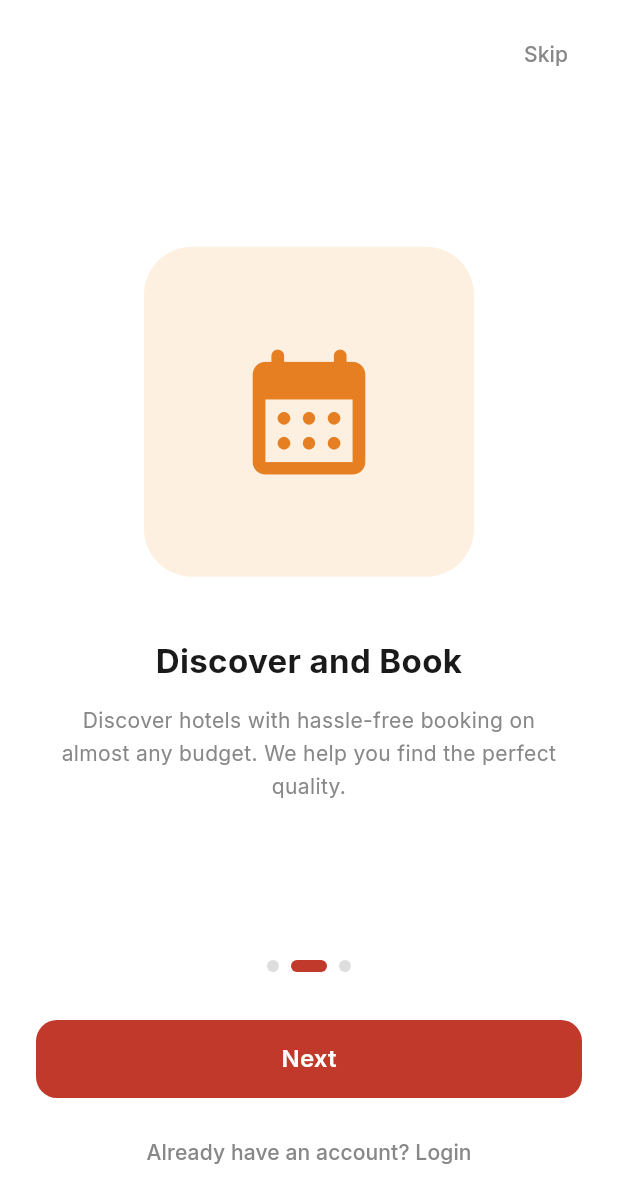
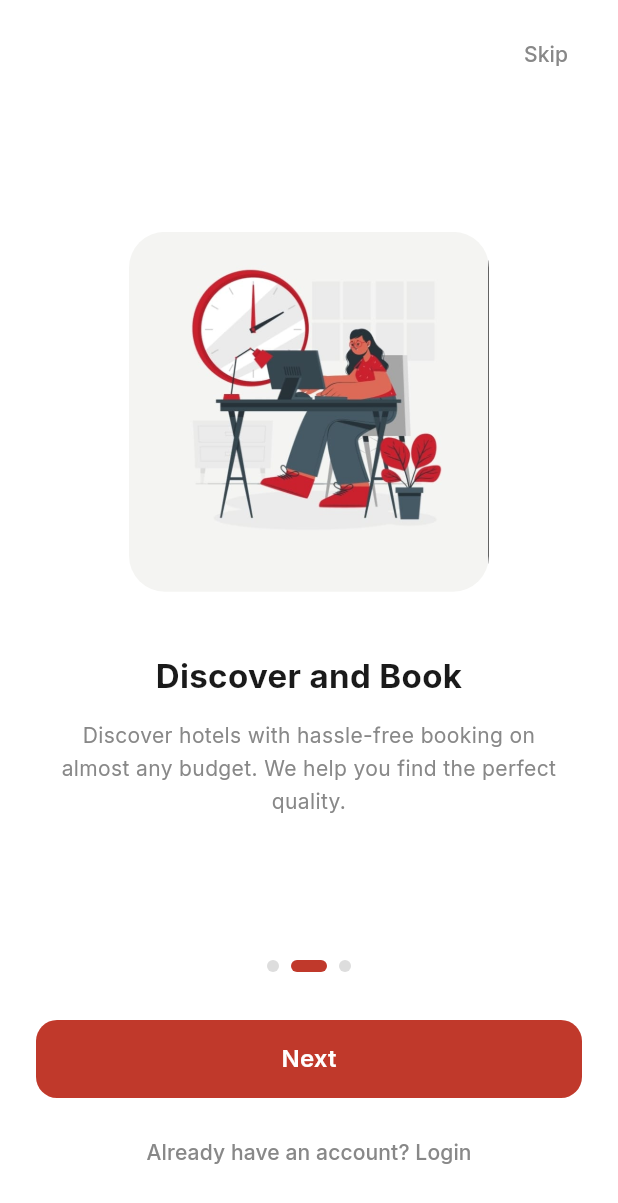
Before and after one commit to Rahul-yaan/Flutter_Andrio, a Flutter app: the screen it shows after launch, swiped to page 2, on a phone screen of 412 x 824 dp. Shown: the top 1203 px of the screen. Run offline on Flutter 3.47's test engine with Material 3 defaults, Android fonts, the phone set to English and light mode, and no system bars; drawn by our look-alikes of smooth_page_indicator; our stand-ins replace firebase_auth, firebase_core, flutter_dotenv, geolocator, google_fonts, google_maps_flutter and 3 more; missing offline and left inert: razorpay_flutter; accounts and stored records are empty.

Commit message:
Update splash screen image assets

```diff
--- a/lib/pages/splash_page.dart
+++ b/lib/pages/splash_page.dart
@@ -15,25 +15,19 @@ class _SplashPageState extends State<SplashPage> {
 
   final List<Map<String, dynamic>> _pages = [
     {
-      'icon': Icons.search_rounded,
-      'color': const Color(0xFF5B8DEF),
-      'bg': const Color(0xFFEAF0FD),
+      'image': 'assets/images/welcome.jpeg',
       'title': 'Welcome to Yaan!',
       'desc':
           'Find and reserve highway hotels easily. Enjoy comfortable and convenient stays wherever you are.',
     },
     {
-      'icon': Icons.calendar_month_rounded,
-      'color': const Color(0xFFE67E22),
-      'bg': const Color(0xFFFDF0E0),
+      'image': 'assets/images/discover.jpeg',
       'title': 'Discover and Book',
       'desc':
           'Discover hotels with hassle-free booking on almost any budget. We help you find the perfect quality.',
     },
     {
-      'icon': Icons.schedule_rounded,
-      'color': const Color(0xFF27AE60),
-      'bg': const Color(0xFFE8F8F0),
+      'image': 'assets/images/manage.jpeg',
       'title': 'Manage Your Schedule',
       'desc':
           'Avoid getting early. Manage your schedule and enjoy a drive, book today and make tomorrow more comfortable.',
@@ -78,18 +72,19 @@ class _SplashPageState extends State<SplashPage> {
                     child: Column(
                       mainAxisAlignment: MainAxisAlignment.center,
                       children: [
-                        // Illustration placeholder
+                        // Illustration image
                         Container(
-                          width: 220,
-                          height: 220,
+                          width: 240,
+                          height: 240,
                           decoration: BoxDecoration(
-                            color: p['bg'] as Color,
-                            borderRadius: BorderRadius.circular(32),
+                            borderRadius: BorderRadius.circular(24),
                           ),
-                          child: Icon(
-                            p['icon'] as IconData,
-                            size: 100,
-                            color: p['color'] as Color,
+                          child: ClipRRect(
+                            borderRadius: BorderRadius.circular(24),
+                            child: Image.asset(
+                              p['image'] as String,
+                              fit: BoxFit.cover,
+                            ),
                           ),
                         ),
                         const SizedBox(height: 40),
```
